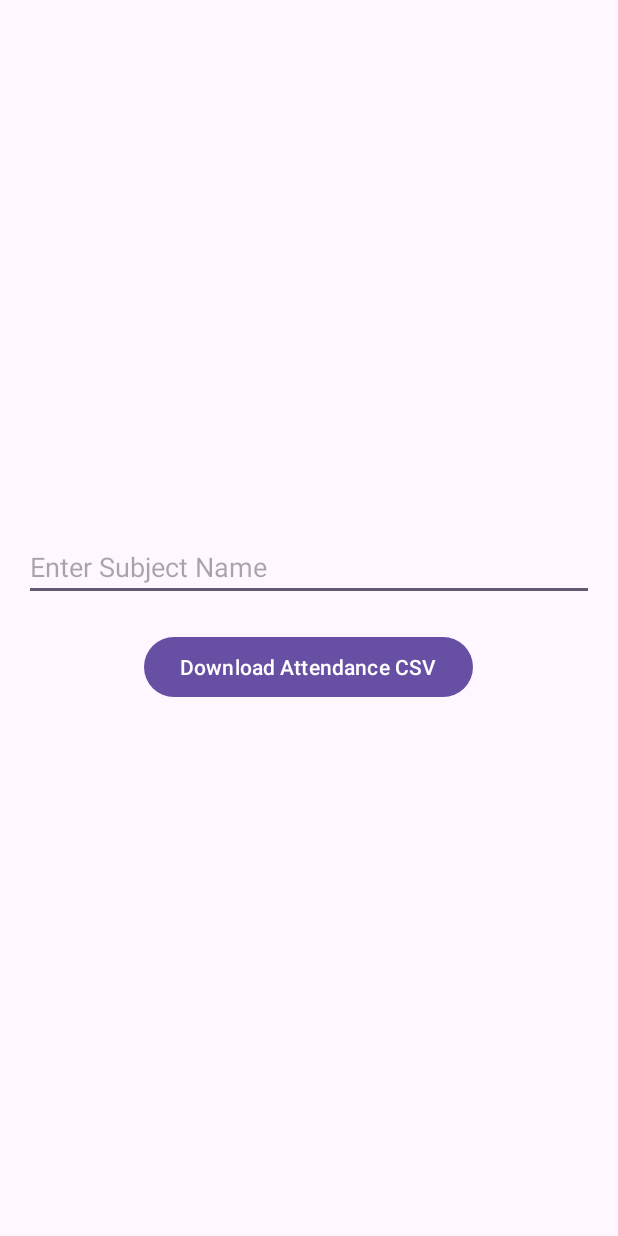
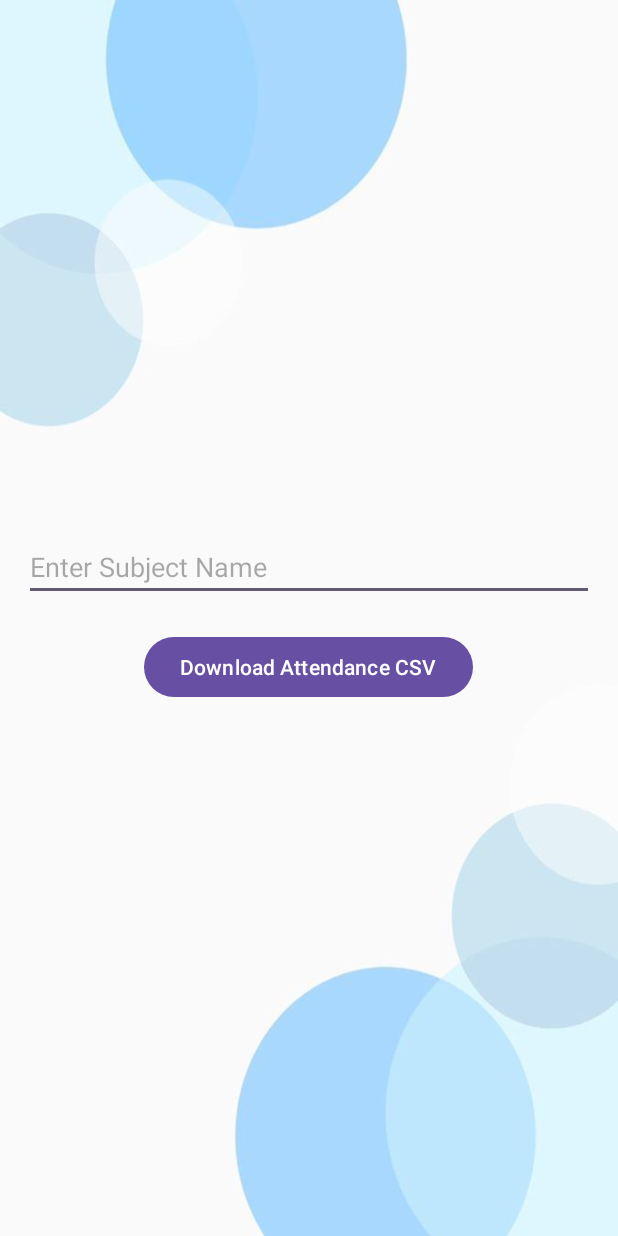
Before and after one commit to Sarode-Vaibhav1234/AttendanceSystem, an Android app: the csvActivity screen opened directly, with no data from a screen before it, on a phone screen of 412 x 824 dp. Run offline under Robolectric (Android 15) with nearby library versions, the phone set to English and light mode, and no system bars.

Commit message:
Files added

```diff
--- a/app/src/main/res/layout/csvactivity.xml
+++ b/app/src/main/res/layout/csvactivity.xml
@@ -4,7 +4,8 @@
     android:layout_height="match_parent"
     android:padding="16dp"
     android:orientation="vertical"
-    android:gravity="center">
+    android:gravity="center"
+    android:background="@drawable/background1">
 
     <EditText
         android:id="@+id/etSubjectName"
```
Also changed, not shown: app/src/main/java/com/example/student_attendance/TeacherDashboardActivity.java (+19 -1 lines).
